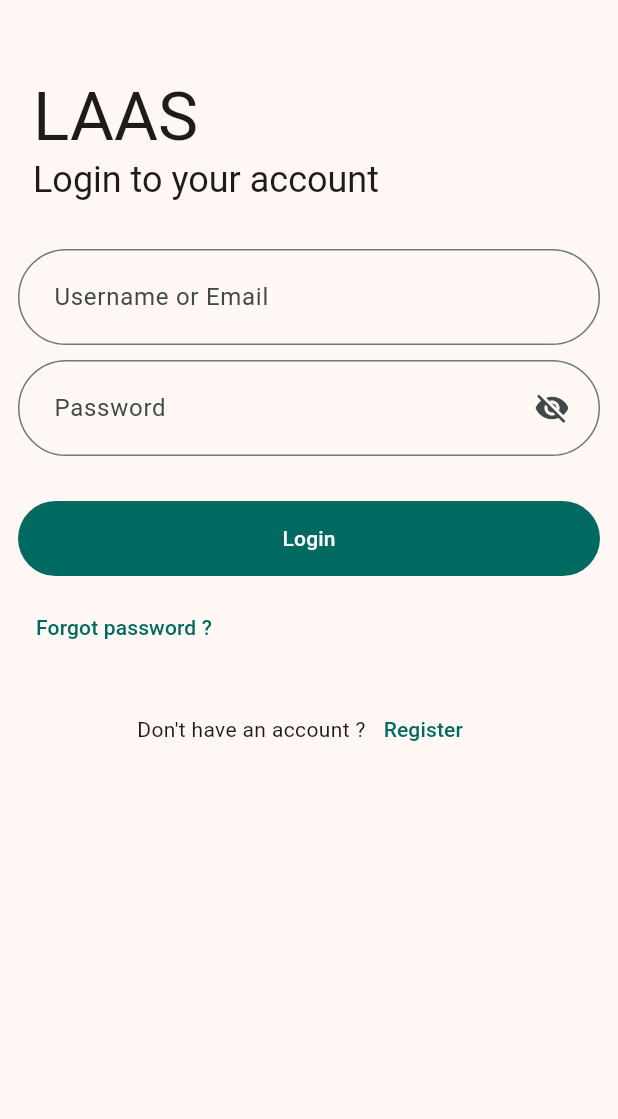
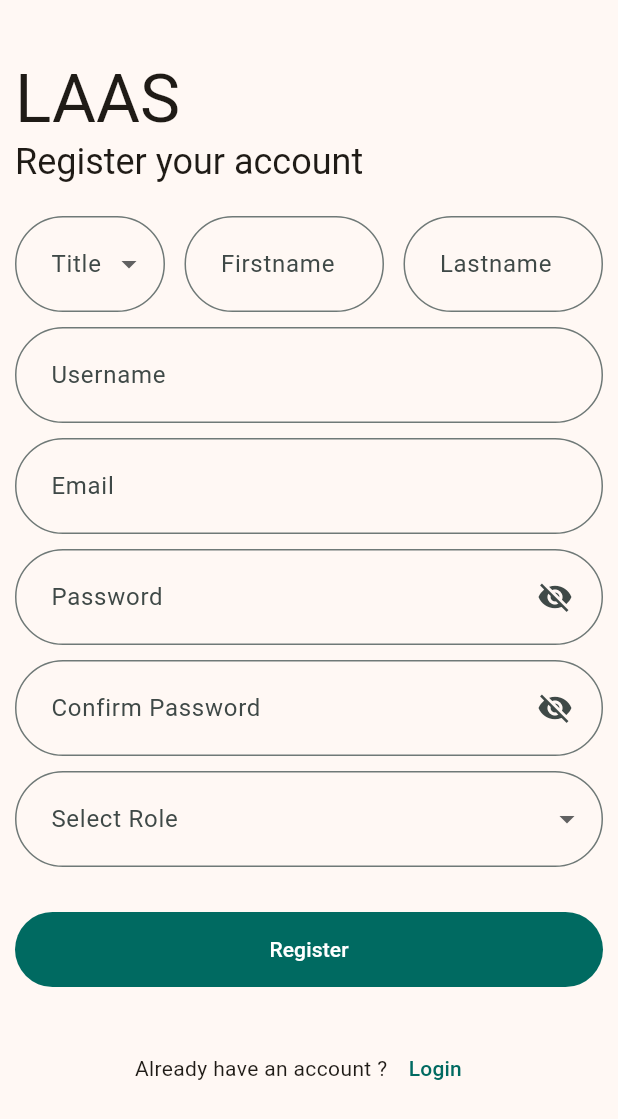
Before and after one commit to shine-bright-team/LAAS-Frontend, a Flutter app: the screen it shows after launch, after a tap on "Register", on a phone screen of 412 x 824 dp. Shown: the top 1119 px of the screen. Run offline on Flutter 3.47's test engine with Material 2 defaults, Android fonts, the phone set to English and light mode, and no system bars; drawn by our look-alikes of dynamic_color; our stand-ins replace dio, flutter_dotenv, flutter_riverpod, go_router, image_picker, qr_flutter and 1 more; missing offline and left inert: promptpay_qrcode_generate, syncfusion_flutter_signaturepad; accounts and stored records are empty; network calls fail; statements that could not run were skipped.

Commit message:
[FIX] REGISTER

```diff
--- a/lib/pages/login.dart
+++ b/lib/pages/login.dart
@@ -19,7 +19,7 @@ class _LoginPageState extends ConsumerState<LoginPage> {
   final _password = TextEditingController();
   bool _isShowPassword = false;
   bool _isLoading = false;
-  bool _fail = false;
+  bool fail = false;
 
   void setLoading(bool isLoading) {
     setState(() {
@@ -80,7 +80,7 @@ class _LoginPageState extends ConsumerState<LoginPage> {
                         TextFormField(
                           validator: (value) => value!.isEmpty
                               ? "Email must not be empty."
-                              : _fail
+                              : fail
                                   ? "Incorrect username (or email) or password"
                                   : "Uncorrect email formatted.",
                           decoration: roundInput.copyWith(
@@ -152,7 +152,10 @@ class _LoginPageState extends ConsumerState<LoginPage> {
                       children: [
                         const Text("Don't have an account ?"),
                         TextButton(
-                            onPressed: () {}, child: const Text("Register"))
+                            onPressed: () {
+                              context.go("/register");
+                            },
+                            child: const Text("Register"))
                       ],
                     )
                   ],
--- a/lib/router/router.dart
+++ b/lib/router/router.dart
@@ -39,9 +39,16 @@ class AppGoRouter extends ChangeNotifier {
     if (authState.isLoading) return null;
     final isAuth = authState.user != null;
 
-    if (isAuth && {'l', '/login', "/register"}.contains(state.location)) {
+    if (isAuth && {'l', '/login'}.contains(state.location)) {
       if (authState.user!.isLender) {
         return '/l';
+      } else {
+        return '/b';
+      }
+    }
+    if (isAuth && {"/register"}.contains(state.location)) {
+      if (authState.user!.isLender) {
+        return '/l/createloan';
       } else {
         return '/b';
       }
--- a/lib/services/auth/authenticationservice.dart
+++ b/lib/services/auth/authenticationservice.dart
@@ -86,7 +86,6 @@ class AuthenticationService extends ChangeNotifier {
         Api.setToken(token);
         await getUser();
       }
-      throw "Login failed";
     } catch (err) {
       rethrow;
     }
```
Also changed, not shown: lib/pages/register.dart (+10 -11 lines).
